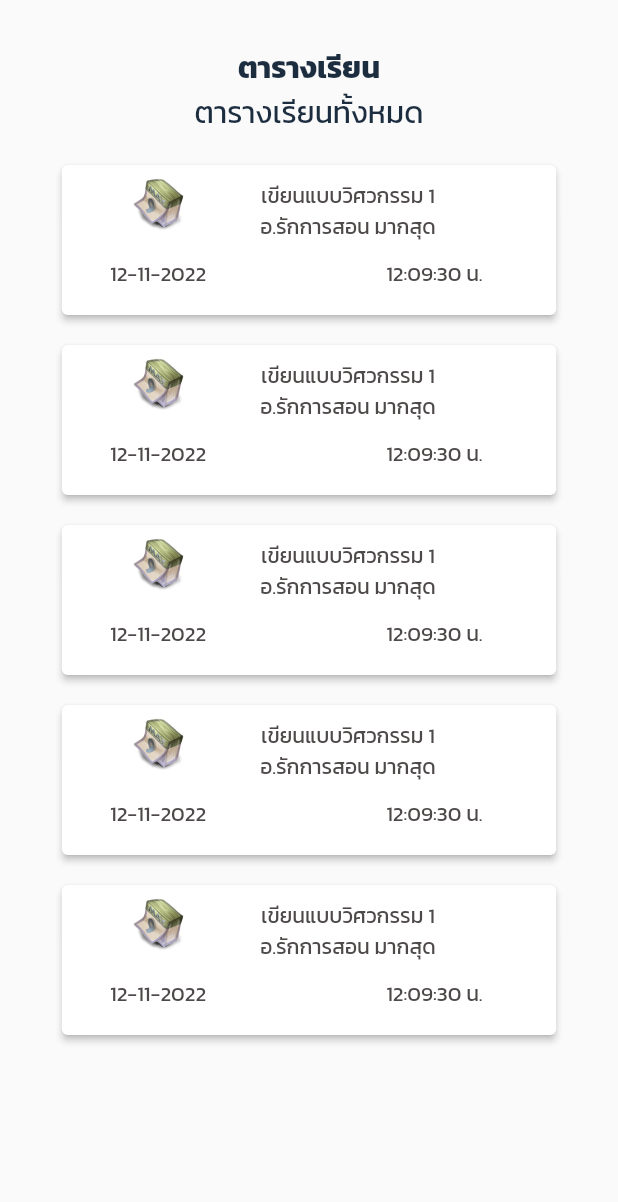
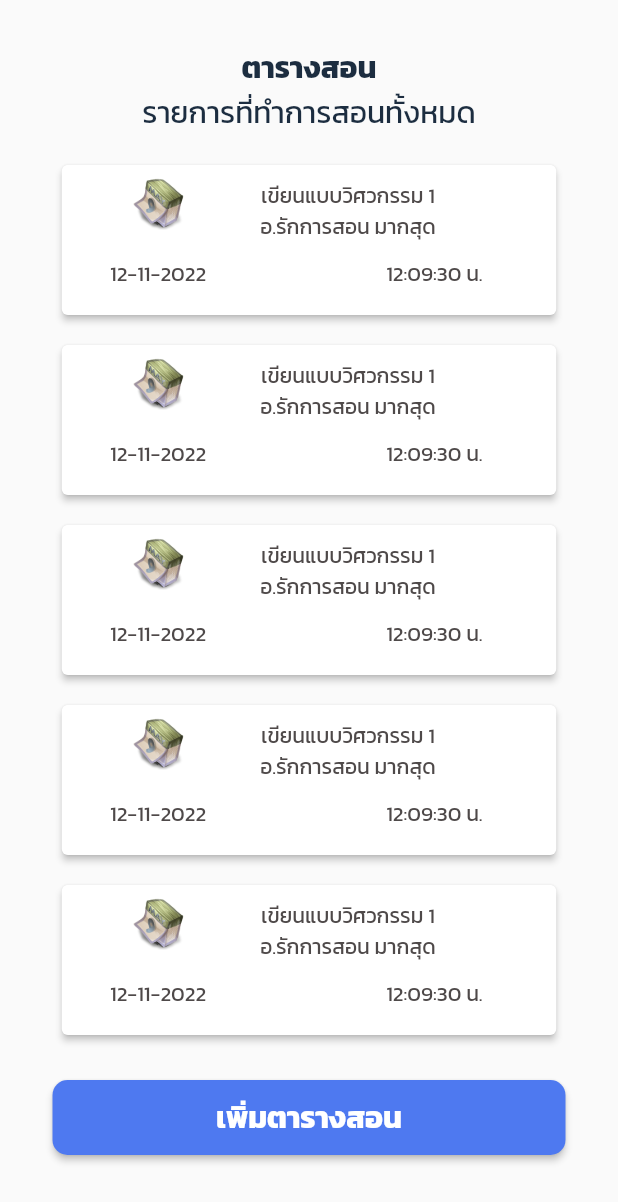
Before and after one commit to Parkphum-S/tfca_a, a Flutter app: the CheckPlanAUI screen opened directly, on a phone screen of 412 x 824 dp. Shown: the top 1202 px of the screen. Run offline on Flutter 3.47's test engine with Material 2 defaults, Android fonts, the phone set to English and light mode, and no system bars; missing offline and left inert: ai_barcode_scanner.

Commit message:
home commit

```diff
--- a/lib/views/checkPlanA_ui.dart
+++ b/lib/views/checkPlanA_ui.dart
@@ -1,6 +1,7 @@
 import 'package:flutter/material.dart';
 import 'package:flutter/src/foundation/key.dart';
 import 'package:flutter/src/widgets/framework.dart';
+import 'package:tfca_a/views/addTable_ui.dart';
 import 'package:tfca_a/views/checkA_ui.dart';
 
 class CheckPlanAUI extends StatefulWidget {
@@ -23,7 +24,7 @@ class _CheckPlanAUIState extends State<CheckPlanAUI> {
             Column(
               children: [
                 Text(
-                  "ตารางเรียน",
+                  "ตารางสอน",
                   style: TextStyle(
                     color: Color.fromARGB(255, 28, 45, 64),
                     fontSize: 20,
@@ -32,7 +33,7 @@ class _CheckPlanAUIState extends State<CheckPlanAUI> {
                   ),
                 ),
                 Text(
-                  "ตารางเรียนทั้งหมด",
+                  "รายการที่ทำการสอนทั้งหมด",
                   style: TextStyle(
                     color: Color.fromARGB(255, 28, 45, 64),
                     fontSize: 20,
@@ -648,7 +649,38 @@ class _CheckPlanAUIState extends State<CheckPlanAUI> {
               ),
             ),
             SizedBox(
-              height: 20.0,
+              height: 30.0,
+            ),
+            Padding(
+              padding: EdgeInsets.only(left: 35.0, right: 35.0),
+              child: ElevatedButton(
+                onPressed: () {
+                  Navigator.push(
+                      context,
+                      MaterialPageRoute(
+                          builder: (context) => AddTableUI(),
+                          fullscreenDialog: true));
+                },
+                child: Text(
+                  'เพิ่มตารางสอน',
+                  style: TextStyle(
+                    fontSize: 20.0,
+                    fontWeight: FontWeight.bold,
+                    color: Color.fromARGB(255, 255, 255, 255),
+                    fontFamily: 'Kanit',
+                  ),
+                ),
+                style: ElevatedButton.styleFrom(
+                  primary: Color.fromARGB(255, 78, 121, 240),
+                  minimumSize: const Size.fromHeight(50),
+                  shape: RoundedRectangleBorder(
+                    borderRadius: BorderRadius.circular(10.0),
+                  ),
+                ),
+              ),
+            ),
+            SizedBox(
+              height: 10.0,
             ),
           ],
         ),
```
Also changed, not shown: lib/views/addTable_ui.dart (added, +17 -0 lines).
